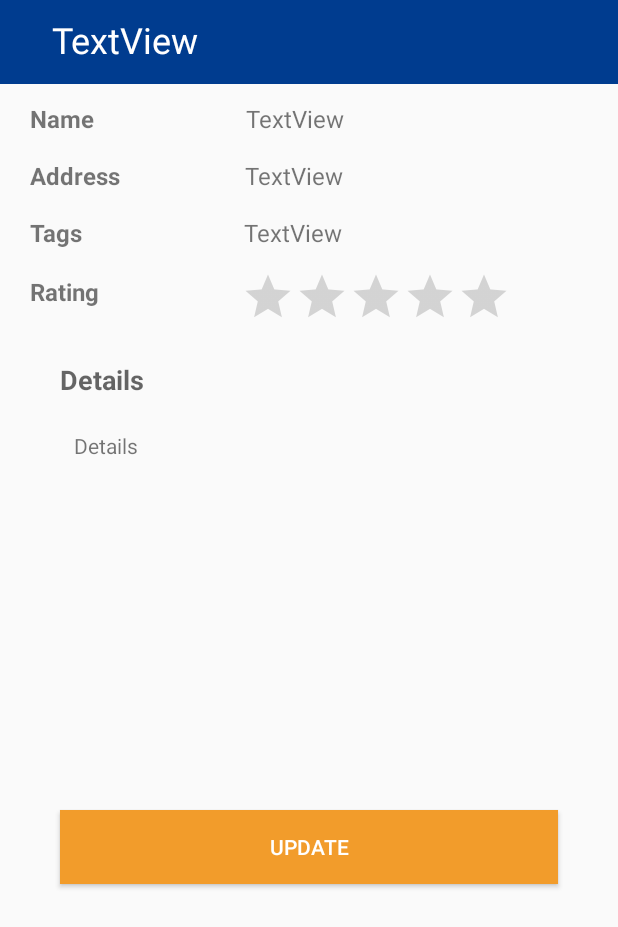
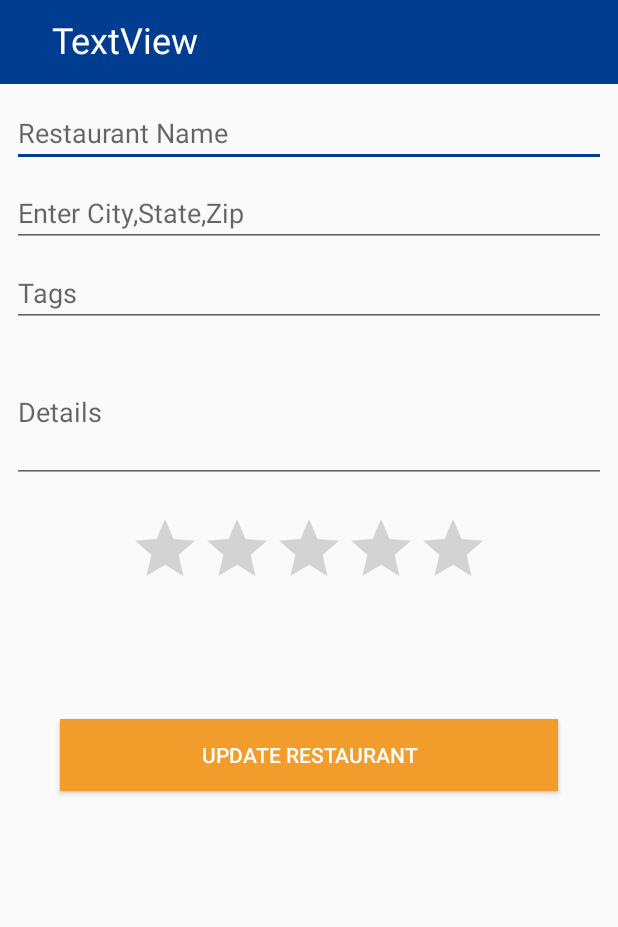
Before and after one commit to arifur54/AndroidProjectV2, an Android app: the UpdateRestaurant screen opened directly, with no data from a screen before it, on a phone screen of 412 x 824 dp. Shown: the top 927 px of the screen. Run offline under Robolectric (Android 15) with nearby library versions, the phone set to English and light mode, and no system bars; 6 statements that could not run were skipped.

Commit message:
Setters Added

```diff
--- a/PersonalRestaurantGuide/app/src/main/java/com/quickonference/restaurantguide/CreateRestaurantFragment.java
+++ b/PersonalRestaurantGuide/app/src/main/java/com/quickonference/restaurantguide/CreateRestaurantFragment.java
@@ -27,11 +27,11 @@ public class CreateRestaurantFragment extends Fragment {
 
 
         Button button =  view.findViewById(R.id.create_rest_btn);
-        final EditText restName_txt =  view.findViewById(R.id.create_rest_name);
-        final EditText restAddress_txt =  view.findViewById(R.id.create_rest_address);
-        final EditText restTag_txt =  view.findViewById(R.id.create_rest_tag);
-        final EditText restDetails_txt = view.findViewById(R.id.create_rest_details);
-        final RatingBar ratingBar = (RatingBar) view.findViewById(R.id.ratingBar);
+        final EditText restName_txt =  view.findViewById(R.id.edit_rest_name);
+        final EditText restAddress_txt =  view.findViewById(R.id.edit_rest_address);
+        final EditText restTag_txt =  view.findViewById(R.id.edit_rest_tag);
+        final EditText restDetails_txt = view.findViewById(R.id.edit_rest_details);
+        final RatingBar ratingBar = (RatingBar) view.findViewById(R.id.edit_ratingBar);
         final Activity currentActivity = getActivity();
         button.setOnClickListener(new View.OnClickListener()
         {
--- a/PersonalRestaurantGuide/app/src/main/java/com/quickonference/restaurantguide/RestaurantListFragment.java
+++ b/PersonalRestaurantGuide/app/src/main/java/com/quickonference/restaurantguide/RestaurantListFragment.java
@@ -8,11 +8,13 @@ import android.os.Bundle;
 import android.support.annotation.NonNull;
 import android.support.annotation.Nullable;
 import android.support.v4.app.Fragment;
+import android.support.v4.widget.SwipeRefreshLayout;
 import android.view.LayoutInflater;
 import android.view.View;
 import android.view.ViewGroup;
 import android.widget.AdapterView;
 import android.view.WindowManager;
+import android.widget.ArrayAdapter;
 import android.widget.ListView;
 import android.widget.TextView;
 import android.widget.Toast;
@@ -30,11 +32,14 @@ public class RestaurantListFragment extends Fragment {
     TextView restName;
     //TextView textView;
     Activity currentActivity;
-    //private ArrayAdapter listViewAdapter;
+    CustomeListView customeList;
+
     @Nullable
     @Override
     public View onCreateView(@NonNull LayoutInflater inflater, @Nullable ViewGroup container, @Nullable Bundle savedInstanceState) {
         getActivity().getWindow().setSoftInputMode(WindowManager.LayoutParams.SOFT_INPUT_STATE_ALWAYS_HIDDEN);
+
+
         view = inflater.inflate(R.layout.fragment_general_schedule, container, false);
         getActivity().setTitle("Favourite Restaurant's");
         //conferenceList = new ArrayList<>();
@@ -47,15 +52,13 @@ public class RestaurantListFragment extends Fragment {
         Gson gson = new Gson();
         Map<String, ?> allEntries = confPref.getAll();
         currentActivity = getActivity();
-        if(allEntries.size() <= 0) {
+        if (allEntries.size() <= 0) {
             View tview = inflater.inflate(R.layout.listview_layout, container, false);
             restName = (TextView) tview.findViewById(R.id.txtView_ResName);
             restName.setText("No conferences found. Create one.");
         } else {
             for (Map.Entry<String, ?> entry : allEntries.entrySet()) {
                 Restaurant restaurant = gson.fromJson(entry.getValue().toString(), Restaurant.class);
-                //String conferenceName = conference.getName();
-                // String CapatitalizedName = conferenceName.substring(0,1).toUpperCase() + conferenceName.substring(1);
                 resName.add(restaurant.getName());
                 address.add(restaurant.getAddress());
                 _tag.add(restaurant.getTag());
@@ -64,10 +67,12 @@ public class RestaurantListFragment extends Fragment {
 
             }
 
+
             LV = view.findViewById(R.id.listView_Restaurents);
-            final CustomeListView customeList = new CustomeListView(this.getActivity(),resName,address,_tag);
+            customeList = new CustomeListView(this.getActivity(), resName, address, _tag);
             //listViewAdapter = new ArrayAdapter<>(this.getActivity(), R.layout.listview_item, conferenceList);
             LV.setAdapter(customeList);
+            LV.invalidateViews();
             LV.setOnItemClickListener(new AdapterView.OnItemClickListener() {
                 @Override
                 public void onItemClick(AdapterView<?> parent, View view, int position, long id) {
@@ -79,11 +84,10 @@ public class RestaurantListFragment extends Fragment {
 //                    getActivity().getSupportFragmentManager().beginTransaction().replace(R.id.fragmentContainer, tabbed).commit();
 
 
-
                     Toast.makeText(getActivity(), "Clicked Items: " + position + customeList.getItem(position).toString(), Toast.LENGTH_SHORT).show();
 
-                    Intent intent = new Intent(getActivity() , ViewRestaurantDetails.class);
-                    String sData = resName.get(position) + "," + address.get(position) + "," + _tag.get(position)+ "," + desc.get(position)+ "," + rating.get(position);
+                    Intent intent = new Intent(getActivity(), ViewRestaurantDetails.class);
+                    String sData = resName.get(position) + "," + address.get(position) + "," + _tag.get(position) + "," + desc.get(position) + "," + rating.get(position);
                     intent.putExtra("id", sData);
                     startActivity(intent);
                 }
@@ -91,4 +95,6 @@ public class RestaurantListFragment extends Fragment {
         }
         return view;
     }
+
+
 }
--- a/PersonalRestaurantGuide/app/src/main/java/com/quickonference/restaurantguide/UpdateRestaurant.java
+++ b/PersonalRestaurantGuide/app/src/main/java/com/quickonference/restaurantguide/UpdateRestaurant.java
@@ -1,13 +1,76 @@
 package com.quickonference.restaurantguide;
 
+import android.app.Activity;
+import android.content.Context;
+import android.content.Intent;
+import android.content.SharedPreferences;
+import android.preference.PreferenceManager;
 import android.support.v7.app.AppCompatActivity;
 import android.os.Bundle;
+import android.util.Log;
+import android.view.View;
+import android.widget.Button;
+import android.widget.EditText;
+import android.widget.RatingBar;
+
+import com.quickonference.restaurantguide.conference.Restaurant;
 
 public class UpdateRestaurant extends AppCompatActivity {
+
+    EditText res_Name, res_Address, res_Tags, res_details;
+    RatingBar res_rating;
+    Button res_update;
+    SharedPreferences.Editor updatePref;
+    String rest_Name, rest_Address, rest_Tags, rest_details, rest_Ratings;
+    Activity currActivity = this;
 
     @Override
     protected void onCreate(Bundle savedInstanceState) {
         super.onCreate(savedInstanceState);
         setContentView(R.layout.activity_update_restaurant);
+        Context ctx = this;
+        // Getting and setting the Data
+        res_Name = findViewById(R.id.edit_rest_name);
+        res_Address = findViewById(R.id.edit_rest_address);
+        res_Tags = findViewById(R.id.edit_rest_tag);
+        res_details = findViewById(R.id.edit_rest_details);
+        res_rating = findViewById(R.id.edit_ratingBar);
+        res_update = findViewById(R.id.edit_rest_btn);
+
+
+        Intent getIntent = getIntent();
+        final String res = getIntent.getStringExtra("res");
+        final String uData[] = res.split(",");
+
+        res_Name.setText(uData[0]);
+        res_Address.setText(uData[1]);
+        res_Tags.setText(uData[2]);
+        res_details.setText(uData[3]);
+        res_rating.setRating(Float.valueOf(uData[4]));
+
+        //Updating the Data
+        updatePref = PreferenceManager.getDefaultSharedPreferences(this).edit();
+        res_update.setOnClickListener(new View.OnClickListener() {
+            @Override
+            public void onClick(View v) {
+                rest_Name = res_Name.getText().toString();
+                rest_Address = res_Address.getText().toString();
+                rest_Tags = res_Tags.getText().toString();
+                rest_details = res_details.getText().toString();
+                rest_Ratings = Float.toString(res_rating.getRating());
+                Restaurant restaurant = new Restaurant(rest_Name, rest_Address, rest_Tags, rest_details, rest_Ratings);
+//                restaurant.storeRestaurant(currActivity,);
+//                updatePref = PreferenceManager.getDefaultSharedPreferences(t).edit();
+                updatePref.putString("name",rest_Name);
+                updatePref.putString("address",rest_Address);
+                updatePref.putString("tag",rest_Tags);
+                updatePref.putString("details", rest_details);
+                updatePref.putString("rating", rest_Ratings);
+                updatePref.commit();
+            }
+        });
+
+
+
     }
 }
--- a/PersonalRestaurantGuide/app/src/main/java/com/quickonference/restaurantguide/ViewRestaurantDetails.java
+++ b/PersonalRestaurantGuide/app/src/main/java/com/quickonference/restaurantguide/ViewRestaurantDetails.java
@@ -54,7 +54,7 @@ public class ViewRestaurantDetails extends AppCompatActivity {
         btnEdit = findViewById(R.id.btn_update);
         btnDelete = findViewById(R.id.btn_Delete);
 
-        // Send to Update Activity
+        // Send to maps Activity
         btnLoc.setOnClickListener(new View.OnClickListener() {
             @Override
             public void onClick(View v) {
@@ -63,10 +63,13 @@ public class ViewRestaurantDetails extends AppCompatActivity {
             }
         });
 
+        // send to update Activity
         btnEdit.setOnClickListener(new View.OnClickListener() {
             @Override
             public void onClick(View v) {
                 Intent intent = new Intent(ViewRestaurantDetails.this,UpdateRestaurant.class);
+                String uData = sData[0] + "," + sData[1]+ "," + sData[2] +","+ sData[3] + "," + sData[4];
+                intent.putExtra("res", uData);
                 startActivity(intent);
             }
         });
--- a/PersonalRestaurantGuide/app/src/main/java/com/quickonference/restaurantguide/conference/Restaurant.java
+++ b/PersonalRestaurantGuide/app/src/main/java/com/quickonference/restaurantguide/conference/Restaurant.java
@@ -17,6 +17,7 @@ public class Restaurant {
         this.rating = rating;
     }
 
+
     public String getName () {return this.name; }
     public String getAddress () {
         return this.address;
@@ -26,6 +27,20 @@ public class Restaurant {
     }
     public String getDetails () {return this.details;}
     public String getRating () {return this.rating; }
+
+    public void setName(String name){
+        this.name = name;
+    }
+
+    public void setAddress(String address){
+        this.address = address;
+    }
+
+    public void setTag(String tag){this.tag = tag; }
+
+    public void setDetails(String details){this.details = details; }
+
+    public void setRating(String rating){this.rating = rating; }
 
     public static void storeRestaurant (Restaurant con, Activity activity) {
         Gson gson = new Gson();
--- a/PersonalRestaurantGuide/app/src/main/res/layout/activity_update_restaurant.xml
+++ b/PersonalRestaurantGuide/app/src/main/res/layout/activity_update_restaurant.xml
@@ -17,156 +17,91 @@
         app:layout_constraintStart_toStartOf="parent"
         app:layout_constraintTop_toTopOf="parent" />
 
-    <TextView
-        android:id="@+id/textView001"
-        android:layout_width="91dp"
-        android:layout_height="28dp"
-        android:layout_marginStart="20dp"
-        android:layout_marginTop="12dp"
-        android:text="Name"
-        android:textSize="16sp"
-        android:textStyle="bold"
+    <EditText
+        android:id="@+id/edit_rest_name"
+        android:layout_width="0dp"
+        android:layout_height="wrap_content"
+        android:layout_marginStart="8dp"
+        android:layout_marginTop="10dp"
+        android:layout_marginEnd="8dp"
+        android:ems="10"
+        android:hint="Restaurant Name"
+        android:inputType="textPersonName"
+        app:layout_constraintEnd_toEndOf="parent"
         app:layout_constraintStart_toStartOf="parent"
         app:layout_constraintTop_toBottomOf="@+id/toolbar_viewRest" />
 
-    <TextView
-        android:id="@+id/textView002"
-        android:layout_width="91dp"
-        android:layout_height="28dp"
-        android:layout_marginStart="20dp"
-        android:layout_marginTop="10dp"
-        android:text="Address"
-        android:textSize="16sp"
-        android:textStyle="bold"
+    <AutoCompleteTextView
+        android:id="@+id/edit_rest_address"
+        android:layout_width="0dp"
+        android:layout_height="wrap_content"
+        android:layout_marginStart="8dp"
+        android:layout_marginTop="8dp"
+        android:layout_marginEnd="8dp"
+        android:ems="10"
+        android:hint="Enter City,State,Zip"
+        android:inputType="textPersonName"
+        app:layout_constraintEnd_toEndOf="parent"
         app:layout_constraintStart_toStartOf="parent"
-        app:layout_constraintTop_toBottomOf="@+id/textView001" />
+        app:layout_constraintTop_toBottomOf="@+id/edit_rest_name" />
 
-    <TextView
-        android:id="@+id/textView003"
-        android:layout_width="91dp"
-        android:layout_height="28dp"
-        android:layout_marginStart="20dp"
-        android:layout_marginTop="10dp"
-        android:text="Tags"
-        android:textSize="16sp"
-        android:textStyle="bold"
+    <EditText
+        android:id="@+id/edit_rest_tag"
+        android:layout_width="0dp"
+        android:layout_height="wrap_content"
+        android:layout_marginStart="8dp"
+        android:layout_marginTop="8dp"
+        android:layout_marginEnd="8dp"
+        android:ems="10"
+        android:hint="Tags"
+        android:inputType="textPersonName"
+        app:layout_constraintEnd_toEndOf="parent"
         app:layout_constraintStart_toStartOf="parent"
-        app:layout_constraintTop_toBottomOf="@+id/textView002" />
+        app:layout_constraintTop_toBottomOf="@+id/edit_rest_address" />
 
-    <TextView
-        android:id="@+id/textView004"
-        android:layout_width="91dp"
-        android:layout_height="29dp"
-        android:layout_marginStart="20dp"
-        android:layout_marginTop="11dp"
-        android:layout_marginBottom="304dp"
-        android:text="Rating"
-        android:textSize="16sp"
-        android:textStyle="bold"
-        app:layout_constraintBottom_toBottomOf="parent"
-        app:layout_constraintStart_toStartOf="parent"
-        app:layout_constraintTop_toBottomOf="@+id/textView003"
-        app:layout_constraintVertical_bias="0.0" />
-
-    <TextView
-        android:id="@+id/txtView_EditName"
-        android:layout_width="197dp"
-        android:layout_height="28dp"
-        android:layout_marginStart="10dp"
-        android:layout_marginTop="12dp"
-        android:layout_marginEnd="8dp"
-        android:text="TextView"
-        android:textSize="16sp"
-        app:layout_constraintEnd_toEndOf="parent"
-        app:layout_constraintStart_toEndOf="@+id/textView001"
-        app:layout_constraintTop_toBottomOf="@+id/toolbar_viewRest" />
-
-    <TextView
-        android:id="@+id/txtView_EditAddress"
-        android:layout_width="197dp"
-        android:layout_height="28dp"
+    <EditText
+        android:id="@+id/edit_rest_details"
+        android:layout_width="0dp"
+        android:layout_height="94dp"
         android:layout_marginStart="8dp"
         android:layout_marginTop="10dp"
         android:layout_marginEnd="8dp"
-        android:text="TextView"
-        android:textSize="16sp"
+        android:ems="10"
+        android:hint="Details"
+        android:inputType="textMultiLine"
         app:layout_constraintEnd_toEndOf="parent"
-        app:layout_constraintStart_toEndOf="@+id/textView002"
-        app:layout_constraintTop_toBottomOf="@+id/txtView_EditName" />
-
-    <TextView
-        android:id="@+id/textView_EditTags"
-        android:layout_width="197dp"
-        android:layout_height="28dp"
-        android:layout_marginStart="8dp"
-        android:layout_marginTop="10dp"
-        android:layout_marginEnd="9dp"
-        android:text="TextView"
-        android:textSize="16sp"
-        app:layout_constraintEnd_toEndOf="parent"
-        app:layout_constraintStart_toEndOf="@+id/textView003"
-        app:layout_constraintTop_toBottomOf="@+id/txtView_EditAddress" />
+        app:layout_constraintStart_toStartOf="parent"
+        app:layout_constraintTop_toBottomOf="@+id/edit_rest_tag" />
 
     <RatingBar
-        android:id="@+id/edit_RatingBar"
-        style="@android:style/Widget.DeviceDefault.Light.RatingBar.Indicator"
-        android:layout_width="180dp"
-        android:layout_height="35dp"
+        android:id="@+id/edit_ratingBar"
+        android:layout_width="wrap_content"
+        android:layout_height="wrap_content"
         android:layout_marginStart="8dp"
-        android:layout_marginTop="8dp"
+        android:layout_marginTop="20dp"
         android:layout_marginEnd="8dp"
-        android:stepSize="0.5"
+        android:numStars="5"
         app:layout_constraintEnd_toEndOf="parent"
-        app:layout_constraintHorizontal_bias="0.395"
-        app:layout_constraintStart_toEndOf="@+id/textView004"
-        app:layout_constraintTop_toBottomOf="@+id/textView_EditTags" />
+        app:layout_constraintStart_toStartOf="parent"
+        app:layout_constraintTop_toBottomOf="@+id/edit_rest_details" />
 
-    <TextView
-        android:id="@+id/textView006"
-        android:layout_width="72dp"
-        android:layout_height="33dp"
+    <Button
+        android:id="@+id/edit_rest_btn"
+        android:layout_width="0dp"
+        android:layout_height="wrap_content"
         android:layout_marginStart="40dp"
-        android:layout_marginTop="28dp"
-        android:layout_marginEnd="268dp"
-        android:text="Details"
-        android:textAppearance="@style/TextAppearance.AppCompat.Medium"
-        android:textStyle="bold"
+        android:layout_marginTop="80dp"
+        android:layout_marginEnd="40dp"
+        android:layout_marginBottom="8dp"
+        android:background="#f29c2b"
+        android:text="Update Restaurant"
+        android:textColor="#ffffff"
+        app:layout_constraintBottom_toBottomOf="parent"
         app:layout_constraintEnd_toEndOf="parent"
         app:layout_constraintHorizontal_bias="0.0"
         app:layout_constraintStart_toStartOf="parent"
-        app:layout_constraintTop_toBottomOf="@+id/textView004" />
-
-    <TextView
-        android:id="@+id/txtView_EditDetails"
-        android:layout_width="308dp"
-        android:layout_height="105dp"
-        android:layout_marginStart="8dp"
-        android:layout_marginTop="72dp"
-        android:layout_marginEnd="8dp"
-        android:text="Details"
-        app:layout_constraintEnd_toEndOf="parent"
-        app:layout_constraintHorizontal_bias="0.466"
-        app:layout_constraintStart_toStartOf="parent"
-        app:layout_constraintTop_toBottomOf="@+id/edit_RatingBar" />
-
-    <Button
-        android:id="@+id/btn_update"
-        android:layout_width="0dp"
-        android:layout_height="49dp"
-        android:layout_marginStart="40dp"
-        android:layout_marginTop="8dp"
-        android:layout_marginEnd="40dp"
-        android:layout_marginBottom="8dp"
-        android:background="#f29c2b"
-        android:text="Update"
-        android:textColor="#ffffff"
-        app:layout_constraintBottom_toBottomOf="parent"
-        app:layout_constraintEnd_toEndOf="parent"
-        app:layout_constraintStart_toStartOf="parent"
-        app:layout_constraintTop_toBottomOf="@+id/txtView_EditDetails"
-        app:layout_constraintVertical_bias="0.381" />
-
-
+        app:layout_constraintTop_toBottomOf="@+id/edit_ratingBar"
+        app:layout_constraintVertical_bias="0.0" />
 
     <TextView
         android:id="@+id/textView_toolBar_update"
--- a/PersonalRestaurantGuide/app/src/main/res/layout/fragment_create_restaurant.xml
+++ b/PersonalRestaurantGuide/app/src/main/res/layout/fragment_create_restaurant.xml
@@ -8,7 +8,7 @@
 
 
     <EditText
-        android:id="@+id/create_rest_name"
+        android:id="@+id/edit_rest_name"
         android:layout_width="0dp"
         android:layout_height="wrap_content"
         android:layout_marginStart="8dp"
@@ -22,7 +22,7 @@
         app:layout_constraintTop_toTopOf="parent" />
 
     <AutoCompleteTextView
-        android:id="@+id/create_rest_address"
+        android:id="@+id/edit_rest_address"
         android:layout_width="0dp"
         android:layout_height="wrap_content"
         android:layout_marginStart="8dp"
@@ -33,10 +33,10 @@
         android:inputType="textPersonName"
         app:layout_constraintEnd_toEndOf="parent"
         app:layout_constraintStart_toStartOf="parent"
-        app:layout_constraintTop_toBottomOf="@+id/create_rest_name" />
+        app:layout_constraintTop_toBottomOf="@+id/edit_rest_name" />
 
     <EditText
-        android:id="@+id/create_rest_tag"
+        android:id="@+id/edit_rest_tag"
         android:layout_width="0dp"
         android:layout_height="wrap_content"
         android:layout_marginStart="8dp"
@@ -47,10 +47,10 @@
         android:inputType="textPersonName"
         app:layout_constraintEnd_toEndOf="parent"
         app:layout_constraintStart_toStartOf="parent"
-        app:layout_constraintTop_toBottomOf="@+id/create_rest_address" />
+        app:layout_constraintTop_toBottomOf="@+id/edit_rest_address" />
 
     <EditText
-        android:id="@+id/create_rest_details"
+        android:id="@+id/edit_rest_details"
         android:layout_width="0dp"
         android:layout_height="94dp"
         android:layout_marginStart="8dp"
@@ -61,10 +61,10 @@
         android:inputType="textMultiLine"
         app:layout_constraintEnd_toEndOf="parent"
         app:layout_constraintStart_toStartOf="parent"
-        app:layout_constraintTop_toBottomOf="@+id/create_rest_tag" />
+        app:layout_constraintTop_toBottomOf="@+id/edit_rest_tag" />
 
     <RatingBar
-        android:id="@+id/ratingBar"
+        android:id="@+id/edit_ratingBar"
         android:layout_width="wrap_content"
         android:layout_height="wrap_content"
         android:layout_marginStart="8dp"
@@ -73,7 +73,7 @@
         android:numStars="5"
         app:layout_constraintEnd_toEndOf="parent"
         app:layout_constraintStart_toStartOf="parent"
-        app:layout_constraintTop_toBottomOf="@+id/create_rest_details" />
+        app:layout_constraintTop_toBottomOf="@+id/edit_rest_details" />
 
     <Button
         android:id="@+id/create_rest_btn"
@@ -88,7 +88,7 @@
         app:layout_constraintEnd_toEndOf="parent"
         app:layout_constraintHorizontal_bias="0.0"
         app:layout_constraintStart_toStartOf="parent"
-        app:layout_constraintTop_toBottomOf="@+id/ratingBar"
+        app:layout_constraintTop_toBottomOf="@+id/edit_ratingBar"
         app:layout_constraintVertical_bias="0.0"
         android:background="@drawable/rounded_button_primary"
         android:textColor="#ffffff"/>
```
